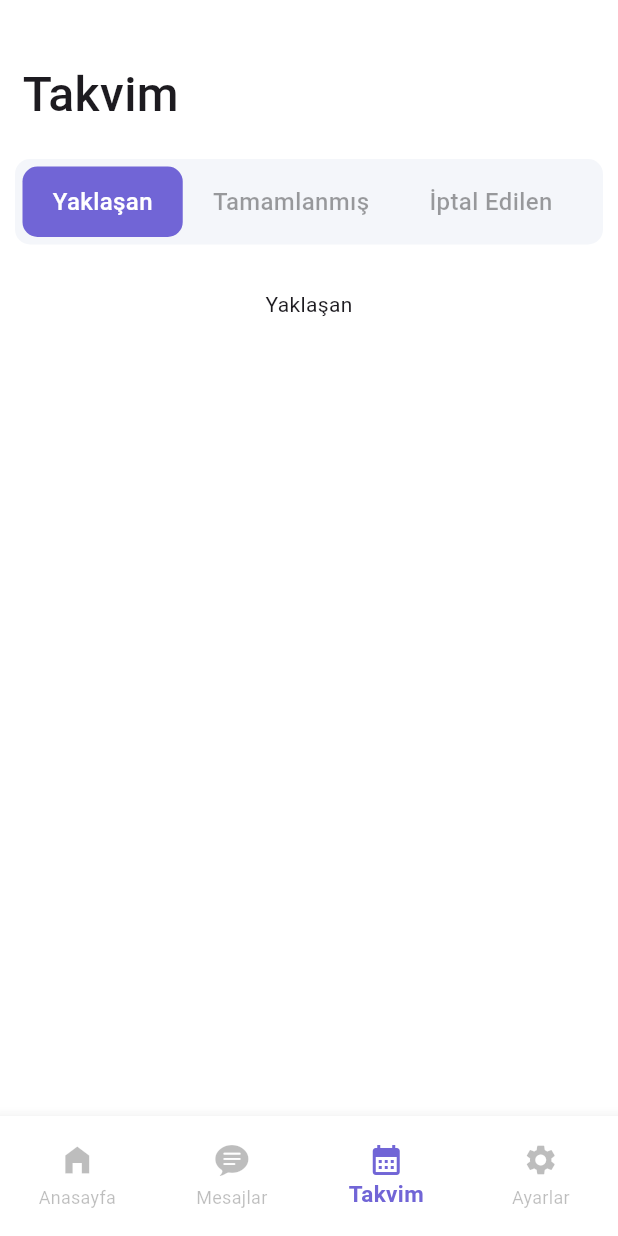
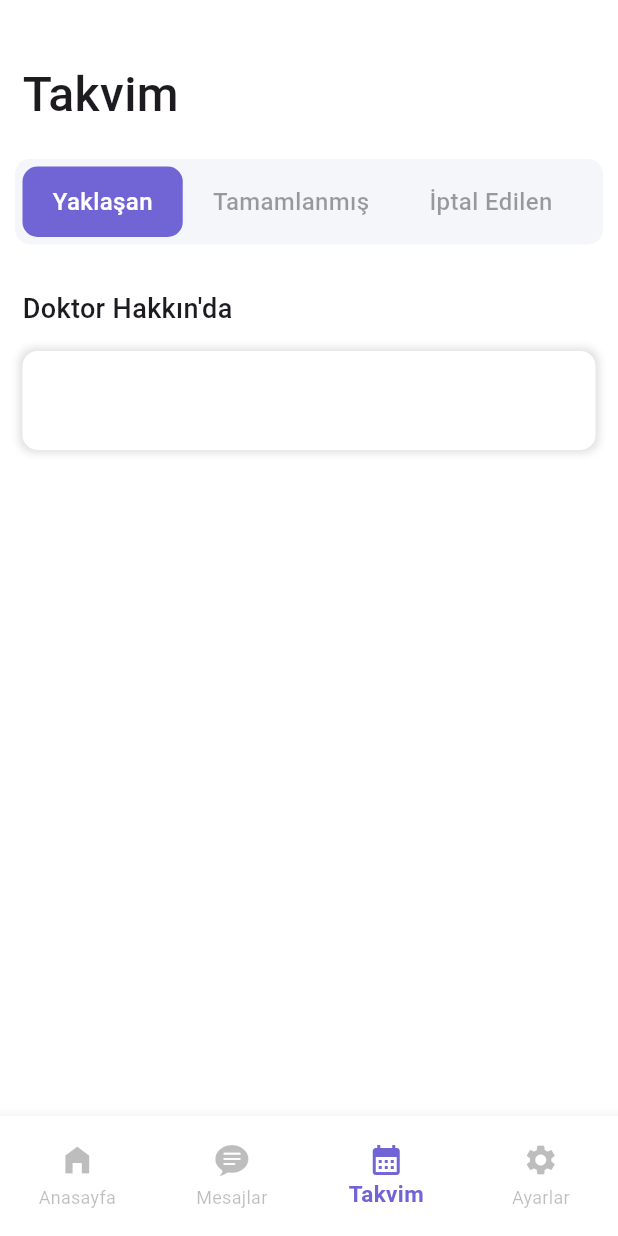
Before and after one commit to mmkocak/saglikapp, a Flutter app: the NavbarRoots screen opened directly, item 3 of the bottom bar chosen, on a phone screen of 412 x 824 dp. Run offline on Flutter 3.47's test engine with Material 3 defaults, Android fonts, the phone set to English and light mode, and no system bars.

Commit message:
upcomming schedule widgetina başladım

```diff
--- a/lib/view/schedule/schedule_Screen.dart
+++ b/lib/view/schedule/schedule_Screen.dart
@@ -1,4 +1,5 @@
 import 'package:flutter/material.dart';
+import 'package:saglikapp/widget/upcoming_schedule.dart';
 
 class ScheduleScreen extends StatefulWidget {
   const ScheduleScreen({Key? key}) : super(key: key);
@@ -11,15 +12,12 @@ class ScheduleScreen extends StatefulWidget {
 class _ScheduleScreenState extends State<ScheduleScreen> {
   int _buttonIndex = 0;
   final _schedulewidgets = [
-    Center(
-      child: Text("Yaklaşan"),
-    ),
-    Center(
-      child: Text("Tamamlanmış"),
-    ),
-     Center(
-      child: Text("İptal Edilen"),
-    ),
+    // Upcoming Schedule Widget
+    UpcomingSchedule(),
+    //Complated Widget
+    Container(),
+    //Canceled Widget
+    Container(),
   ];
   @override
   Widget build(BuildContext context) {
--- /dev/null
+++ b/lib/widget/upcoming_schedule.dart
@@ -0,0 +1,46 @@
+import 'package:flutter/material.dart';
+
+class UpcomingSchedule extends StatelessWidget {
+const UpcomingSchedule({ Key? key }) : super(key: key);
+
+  @override
+  Widget build(BuildContext context){
+    return Padding(
+      padding: const  EdgeInsets.symmetric(horizontal: 15),
+      child: Column(
+        crossAxisAlignment: CrossAxisAlignment.start,
+        children: [
+         const Text("Doktor Hakkın'da",
+          style: TextStyle(
+            fontSize: 18,
+            fontWeight: FontWeight.w500,
+          ),
+          ),
+          const SizedBox(height: 15,),
+          Container(
+            padding: const  EdgeInsets.symmetric(vertical: 5),
+            decoration: BoxDecoration(
+              color: Colors.white,
+             borderRadius: BorderRadius.circular(10),
+             boxShadow: const [
+              BoxShadow(
+                color: Colors.black12,
+                blurRadius: 4,
+                spreadRadius: 2,
+              ),
+             ]
+            ),
+            child: SizedBox(
+              width: MediaQuery.sizeOf(context).width,
+              child: Column(children: [
+                ListTile(
+
+                ),
+              ],),
+            )
+          ),
+        ],
+      ),
+    );
+  }
+}
```
